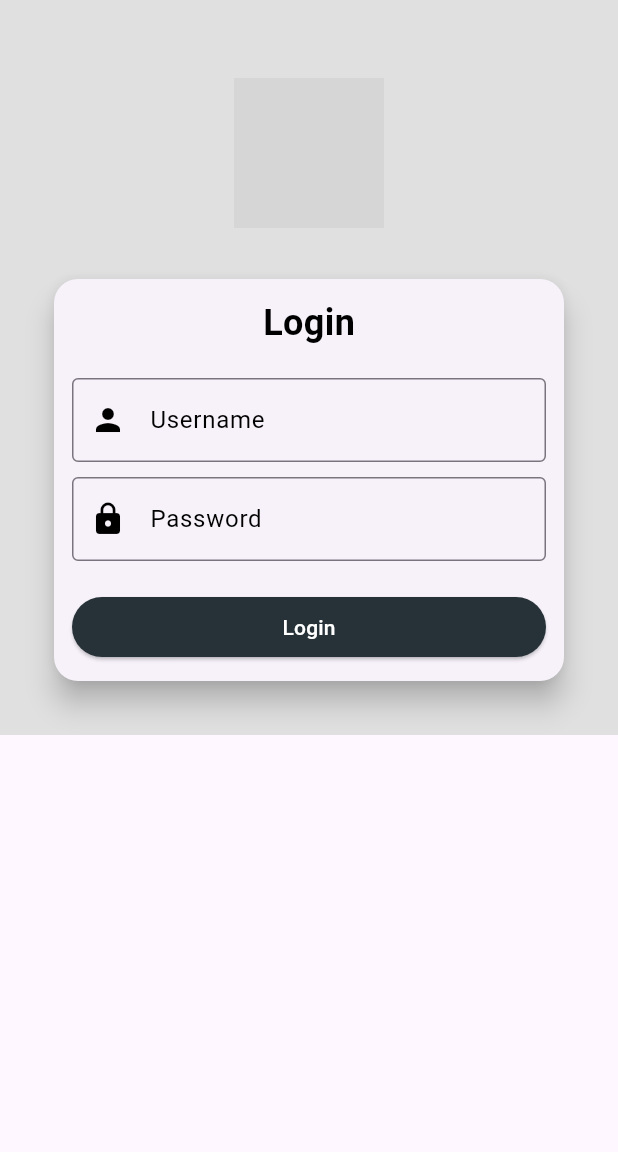
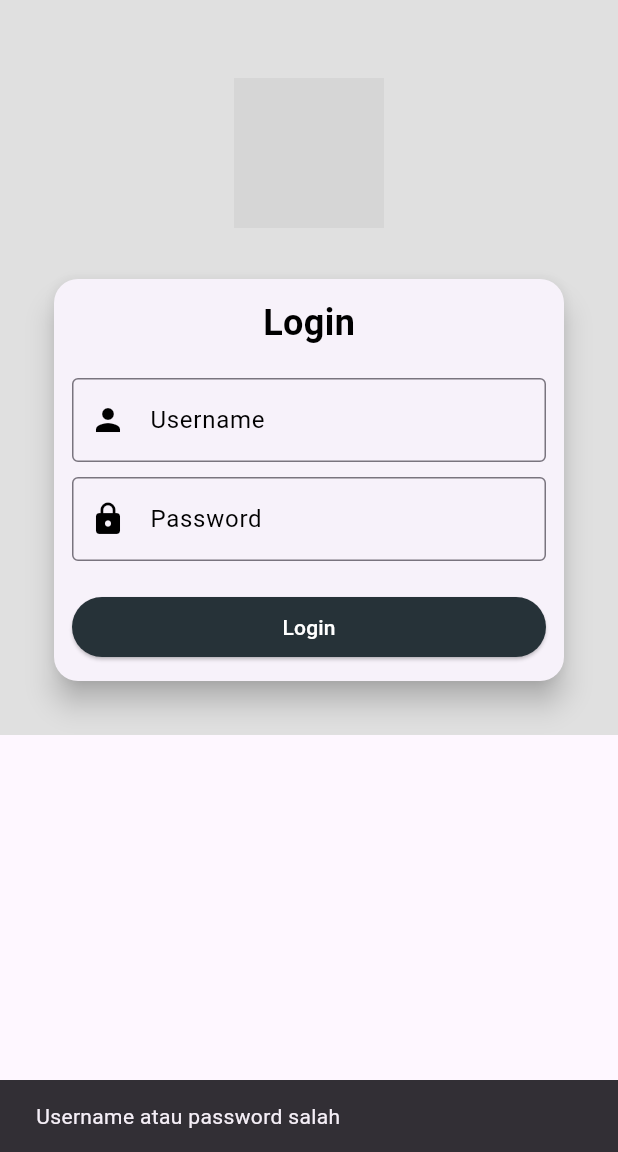
Before and after one commit to aafiyahnajlaa/tugasmobile1, a Flutter app: the screen it shows after launch, after a tap on "Login", on a phone screen of 412 x 824 dp, the part 84-1236 px from its top. Run offline on Flutter 3.47's test engine with Material 3 defaults, Android fonts, the phone set to English and light mode, and no system bars; grey boxes are pictures that could not be loaded.

Commit message:
first commit

```diff
--- a/lib/login.dart
+++ b/lib/login.dart
@@ -20,18 +20,13 @@ class LoginPage extends StatelessWidget {
       child: Column(
         children: [
           SizedBox(height: 20),
-            Image.asset(
-              'images/kalkulator.png', // Ganti dengan path gambar Anda
-              width: 100,
-              height: 100,
-            ),
-
+          Image.asset(
+            'images/kalkulator.png', // Ganti dengan path gambar Anda
+            width: 100,
+            height: 100,
+          ),
           SizedBox(height: 10),
-           Column(
-           crossAxisAlignment: CrossAxisAlignment.start,
-          ),
           SizedBox(height: 20), // Gap setelah tabel
-          // Tampilkan form login
           Card(
             elevation: 8,
             shape: RoundedRectangleBorder(
@@ -73,11 +68,22 @@ class LoginPage extends StatelessWidget {
                   ),
                   SizedBox(height: 20),
                   ElevatedButton(
-                    onPressed: () => login(),
+                    onPressed: () {
+                      // Logika untuk memeriksa username dan password
+                      if (usernameController.text == 'admin' && passwordController.text == '1234') {
+                        // Akses berhasil, panggil fungsi login
+                        login();
+                      } else {
+                        // Tampilkan pesan kesalahan
+                        ScaffoldMessenger.of(context).showSnackBar(
+                          SnackBar(content: Text('Username atau password salah')),
+                        );
+                      }
+                    },
                     child: Text('Login'),
                     style: ElevatedButton.styleFrom(
                       minimumSize: Size(double.infinity, 40),
-                      backgroundColor: Colors.blueGrey[900], // bluegrey
+                      backgroundColor: Colors.blueGrey[900],
                       foregroundColor: Colors.white,
                     ),
                   ),
```
